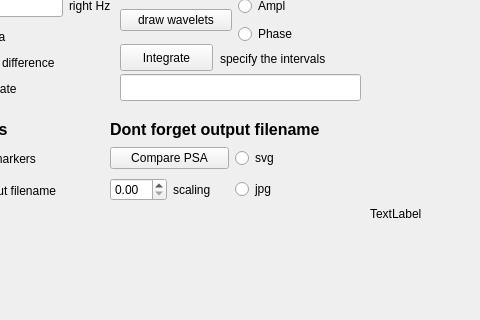
Before: the Qt Designer form spectre.ui in ArtfulVampire/SecondGUIrepo, drawn with Qt 5; both pictures show x 150 to 630 and y 196 to 516 of the 1371 by 837 pixel window.
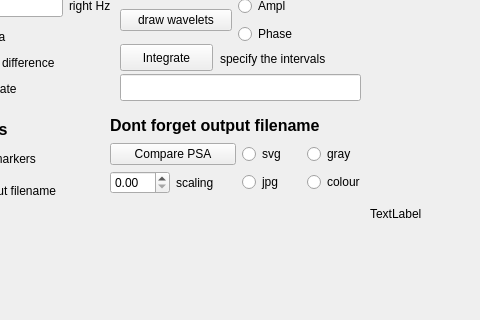
After: the same form once the commit is applied.

Diff of the .ui file:
```diff
--- a/spectre.ui
+++ b/spectre.ui
@@ -33,26 +33,6 @@
     <string>Dont forget I/O Dirs</string>
    </property>
   </widget>
-  <widget class="QLabel" name="label_8">
-   <property name="geometry">
-    <rect>
-     <x>260</x>
-     <y>310</y>
-     <width>260</width>
-     <height>30</height>
-    </rect>
-   </property>
-   <property name="font">
-    <font>
-     <pointsize>12</pointsize>
-     <weight>75</weight>
-     <bold>true</bold>
-    </font>
-   </property>
-   <property name="text">
-    <string>Dont forget output filename</string>
-   </property>
-  </widget>
   <widget class="QWidget" name="layoutWidget">
    <property name="geometry">
     <rect>
@@ -210,49 +190,6 @@
     </rect>
    </property>
   </widget>
-  <widget class="QWidget" name="layoutWidget">
-   <property name="geometry">
-    <rect>
-     <x>260</x>
-     <y>340</y>
-     <width>180</width>
-     <height>62</height>
-    </rect>
-   </property>
-   <layout class="QGridLayout" name="gridLayout">
-    <item row="0" column="0" colspan="2">
-     <widget class="QPushButton" name="psaButton">
-      <property name="text">
-       <string>Compare PSA</string>
-      </property>
-     </widget>
-    </item>
-    <item row="0" column="2">
-     <widget class="QRadioButton" name="svgButton">
-      <property name="text">
-       <string>svg</string>
-      </property>
-     </widget>
-    </item>
-    <item row="1" column="0">
-     <widget class="QDoubleSpinBox" name="scalingDoubleSpinBox"/>
-    </item>
-    <item row="1" column="1">
-     <widget class="QLabel" name="label_11">
-      <property name="text">
-       <string>scaling</string>
-      </property>
-     </widget>
-    </item>
-    <item row="1" column="2">
-     <widget class="QRadioButton" name="jpgButton">
-      <property name="text">
-       <string>jpg</string>
-      </property>
-     </widget>
-    </item>
-   </layout>
-  </widget>
   <widget class="QLabel" name="specLabel">
    <property name="geometry">
     <rect>
@@ -429,6 +366,77 @@
     </item>
    </layout>
   </widget>
+  <widget class="QWidget" name="">
+   <property name="geometry">
+    <rect>
+     <x>260</x>
+     <y>310</y>
+     <width>257</width>
+     <height>80</height>
+    </rect>
+   </property>
+   <layout class="QGridLayout" name="gridLayout">
+    <item row="0" column="0" colspan="4">
+     <widget class="QLabel" name="label_8">
+      <property name="font">
+       <font>
+        <pointsize>12</pointsize>
+        <weight>75</weight>
+        <bold>true</bold>
+       </font>
+      </property>
+      <property name="text">
+       <string>Dont forget output filename</string>
+      </property>
+     </widget>
+    </item>
+    <item row="1" column="0" colspan="2">
+     <widget class="QPushButton" name="psaButton">
+      <property name="text">
+       <string>Compare PSA</string>
+      </property>
+     </widget>
+    </item>
+    <item row="1" column="2">
+     <widget class="QRadioButton" name="svgButton">
+      <property name="text">
+       <string>svg</string>
+      </property>
+     </widget>
+    </item>
+    <item row="1" column="3">
+     <widget class="QRadioButton" name="grayRadioButton">
+      <property name="text">
+       <string>gray</string>
+      </property>
+     </widget>
+    </item>
+    <item row="2" column="0">
+     <widget class="QDoubleSpinBox" name="scalingDoubleSpinBox"/>
+    </item>
+    <item row="2" column="1">
+     <widget class="QLabel" name="label_11">
+      <property name="text">
+       <string>scaling</string>
+      </property>
+     </widget>
+    </item>
+    <item row="2" column="2">
+     <widget class="QRadioButton" name="jpgButton">
+      <property name="text">
+       <string>jpg</string>
+      </property>
+     </widget>
+    </item>
+    <item row="2" column="3">
+     <widget class="QRadioButton" name="colourRadioButton">
+      <property name="text">
+       <string>colour</string>
+      </property>
+     </widget>
+    </item>
+   </layout>
+  </widget>
  </widget>
  <resources/>
  <connections/>
```
